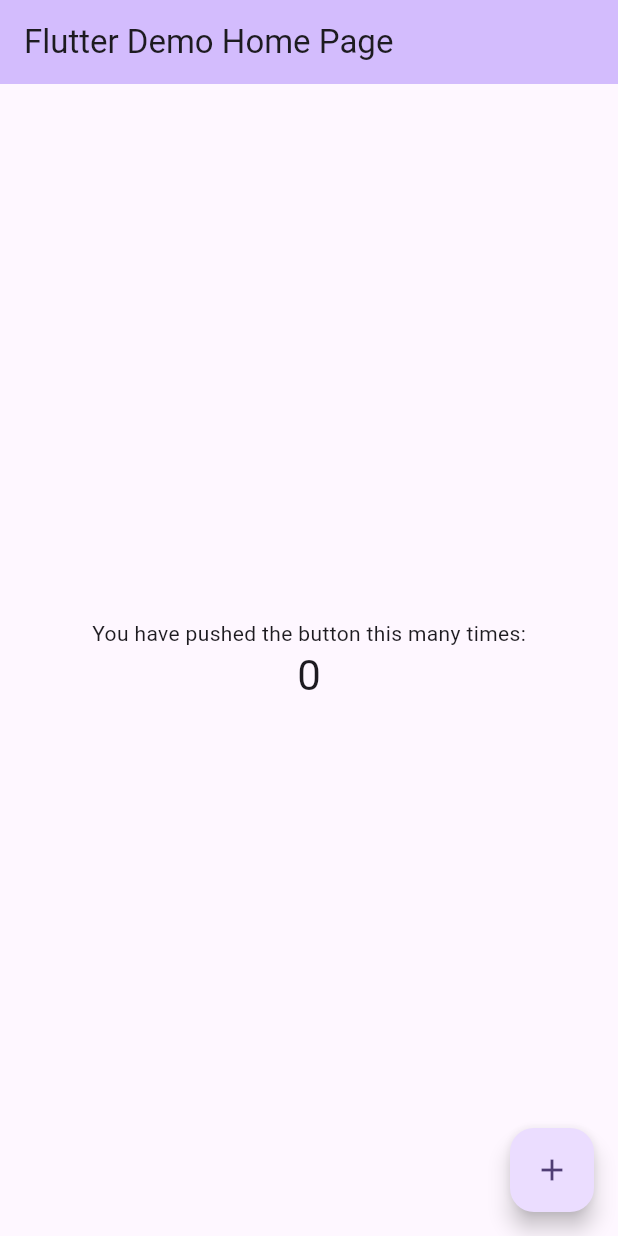
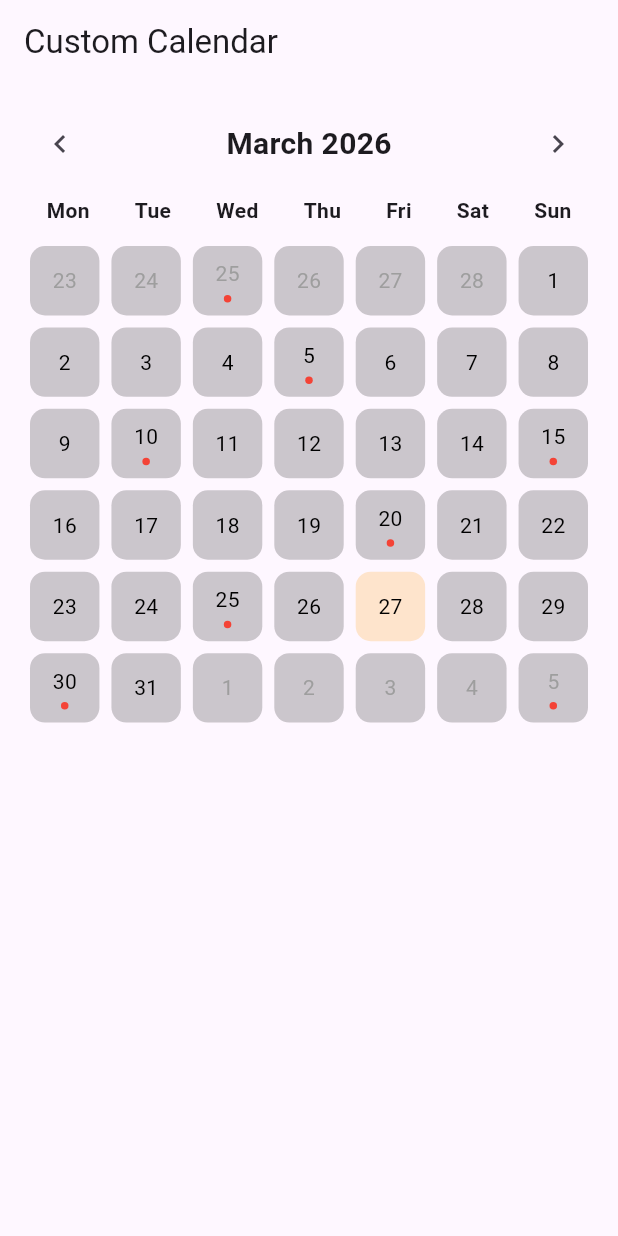
Before and after one commit to Excelsior-Technologies-Community/flutter_custom_calender_with_date_selection, a Flutter app: the screen it shows after launch, on a phone screen of 412 x 824 dp. Run offline on Flutter 3.47's test engine with Material 3 defaults, Android fonts, the phone set to English and light mode, and no system bars.

Commit message:
make a calendar library.

```diff
--- /dev/null
+++ b/flutter_custom_calender_with_date_selection/analysis_options.yaml
@@ -0,0 +1,4 @@
+include: package:flutter_lints/flutter.yaml
+
+# Additional information about this file can be found at
+# https://dart.dev/guides/language/analysis-options
--- /dev/null
+++ b/flutter_custom_calender_with_date_selection/lib/flutter_custom_calender_with_date_selection.dart
@@ -0,0 +1,6 @@
+library flutter_custom_calendar_with_date_selection;
+
+export 'src/calendar_view.dart';
+export 'src/calendar_controller.dart';
+export 'src/calendar_model.dart';
+export 'src/calendar_style.dart';
--- /dev/null
+++ b/flutter_custom_calender_with_date_selection/lib/src/calendar_controller.dart
@@ -0,0 +1,85 @@
+import 'package:flutter/material.dart';
+import 'calendar_model.dart';
+
+class CalendarController extends ChangeNotifier {
+  DateTime _currentMonth = DateTime.now();
+
+  DateTime? _startDate;
+  DateTime? _endDate;
+
+  DateTime get currentMonth => _currentMonth;
+  DateTime? get startDate => _startDate;
+  DateTime? get endDate => _endDate;
+
+  void nextMonth() {
+    _currentMonth = DateTime(_currentMonth.year, _currentMonth.month + 1);
+    notifyListeners();
+  }
+
+  void previousMonth() {
+    _currentMonth = DateTime(_currentMonth.year, _currentMonth.month - 1);
+    notifyListeners();
+  }
+
+  void selectDate(DateTime date) {
+    if (_startDate == null || (_startDate != null && _endDate != null)) {
+      _startDate = date;
+      _endDate = null;
+    } else {
+      if (date.isBefore(_startDate!)) {
+        _endDate = _startDate;
+        _startDate = date;
+      } else {
+        _endDate = date;
+      }
+    }
+    notifyListeners();
+  }
+
+  bool isInRange(DateTime date) {
+    if (_startDate == null || _endDate == null) return false;
+    return date.isAfter(_startDate!) && date.isBefore(_endDate!);
+  }
+
+  List<CalendarDate> getCalendarDates() {
+    final firstDayOfMonth =
+    DateTime(_currentMonth.year, _currentMonth.month, 1);
+
+    final startWeekday = firstDayOfMonth.weekday; // Mon=1
+
+    final daysInMonth =
+        DateTime(_currentMonth.year, _currentMonth.month + 1, 0).day;
+
+    List<CalendarDate> dates = [];
+
+    // Previous month dates
+    for (int i = 0; i < startWeekday - 1; i++) {
+      final date = firstDayOfMonth.subtract(Duration(days: startWeekday - i - 1));
+      dates.add(CalendarDate(date: date));
+    }
+
+    // Current month
+    for (int i = 0; i < daysInMonth; i++) {
+      final date = DateTime(_currentMonth.year, _currentMonth.month, i + 1);
+
+      dates.add(CalendarDate(
+        date: date,
+        isToday: _isSame(date, DateTime.now()),
+        isSelected: _isSame(date, _startDate) || _isSame(date, _endDate),
+      ));
+    }
+
+    // Fill remaining
+    while (dates.length % 7 != 0) {
+      final last = dates.last.date;
+      dates.add(CalendarDate(date: last.add(const Duration(days: 1))));
+    }
+
+    return dates;
+  }
+
+  bool _isSame(DateTime a, DateTime? b) {
+    if (b == null) return false;
+    return a.day == b.day && a.month == b.month && a.year == b.year;
+  }
+}
--- /dev/null
+++ b/flutter_custom_calender_with_date_selection/lib/src/calendar_model.dart
@@ -0,0 +1,22 @@
+class CalendarDate {
+  final DateTime date;
+  final bool isSelected;
+  final bool isToday;
+
+  CalendarDate({
+    required this.date,
+    this.isSelected = false,
+    this.isToday = false,
+  });
+
+  CalendarDate copyWith({
+    bool? isSelected,
+    bool? isToday,
+  }) {
+    return CalendarDate(
+      date: date,
+      isSelected: isSelected ?? this.isSelected,
+      isToday: isToday ?? this.isToday,
+    );
+  }
+}
--- /dev/null
+++ b/flutter_custom_calender_with_date_selection/lib/src/calendar_style.dart
@@ -0,0 +1,15 @@
+import 'package:flutter/material.dart';
+
+class CalendarStyle {
+  final Color selectedColor;
+  final Color todayColor;
+  final Color defaultColor;
+  final TextStyle textStyle;
+
+  const CalendarStyle({
+    this.selectedColor = Colors.teal,
+    this.todayColor = Colors.orange,
+    this.defaultColor = Colors.grey,
+    this.textStyle = const TextStyle(fontSize: 16),
+  });
+}
--- /dev/null
+++ b/flutter_custom_calender_with_date_selection/lib/src/calendar_view.dart
@@ -0,0 +1,153 @@
+import 'package:flutter/material.dart';
+import 'calendar_controller.dart';
+import 'calendar_style.dart';
+
+class CustomCalendar extends StatefulWidget {
+  final CalendarController controller;
+  final CalendarStyle style;
+  final Function(DateTime)? onDateSelected;
+
+  const CustomCalendar({
+    super.key,
+    required this.controller,
+    this.style = const CalendarStyle(),
+    this.onDateSelected,
+  });
+
+  @override
+  State<CustomCalendar> createState() => _CustomCalendarState();
+}
+
+class _CustomCalendarState extends State<CustomCalendar> {
+  final List<String> weekDays = ["Mon", "Tue", "Wed", "Thu", "Fri", "Sat", "Sun"];
+
+  @override
+  void initState() {
+    super.initState();
+    widget.controller.addListener(_refresh);
+  }
+
+  void _refresh() {
+    setState(() {});
+  }
+
+  @override
+  void dispose() {
+    widget.controller.removeListener(_refresh);
+    super.dispose();
+  }
+
+  String getMonthName(int month) {
+    const months = [
+      "January","February","March","April","May","June",
+      "July","August","September","October","November","December"
+    ];
+    return months[month - 1];
+  }
+
+  @override
+  Widget build(BuildContext context) {
+    final dates = widget.controller.getCalendarDates();
+
+    return Column(
+      children: [
+        // Header
+        Row(
+          mainAxisAlignment: MainAxisAlignment.spaceBetween,
+          children: [
+            IconButton(
+              onPressed: widget.controller.previousMonth,
+              icon: const Icon(Icons.chevron_left),
+            ),
+            Text(
+              "${getMonthName(widget.controller.currentMonth.month)} ${widget.controller.currentMonth.year}",
+              style: const TextStyle(fontSize: 20, fontWeight: FontWeight.bold),
+            ),
+            IconButton(
+              onPressed: widget.controller.nextMonth,
+              icon: const Icon(Icons.chevron_right),
+            ),
+          ],
+        ),
+
+        const SizedBox(height: 10),
+
+        // Week Days Row
+        Row(
+          mainAxisAlignment: MainAxisAlignment.spaceAround,
+          children: weekDays
+              .map((e) => Text(e, style: const TextStyle(fontWeight: FontWeight.bold)))
+              .toList(),
+        ),
+
+        const SizedBox(height: 10),
+
+        // Calendar Grid
+        GridView.builder(
+          shrinkWrap: true,
+          physics: const NeverScrollableScrollPhysics(),
+          itemCount: dates.length,
+          gridDelegate: const SliverGridDelegateWithFixedCrossAxisCount(
+            crossAxisCount: 7,
+          ),
+          itemBuilder: (context, index) {
+            final item = dates[index];
+
+            final isCurrentMonth =
+                item.date.month == widget.controller.currentMonth.month;
+
+            Color bgColor = Colors.transparent;
+
+            if (item.isSelected) {
+              bgColor = widget.style.selectedColor;
+            } else if (widget.controller.isInRange(item.date)) {
+              bgColor = widget.style.selectedColor.withOpacity(0.3);
+            } else if (item.isToday) {
+              bgColor = widget.style.todayColor;
+            }
+
+            return GestureDetector(
+              onTap: () {
+                widget.controller.selectDate(item.date);
+                widget.onDateSelected?.call(item.date);
+              },
+              child: Container(
+                margin: const EdgeInsets.all(4),
+                decoration: BoxDecoration(
+                  color: bgColor.withOpacity(0.2),
+                  borderRadius: BorderRadius.circular(10),
+                ),
+                child: Column(
+                  mainAxisAlignment: MainAxisAlignment.center,
+                  children: [
+                    Text(
+                      "${item.date.day}",
+                      style: TextStyle(
+                        color: isCurrentMonth ? Colors.black : Colors.grey,
+                        fontWeight: item.isSelected
+                            ? FontWeight.bold
+                            : FontWeight.normal,
+                      ),
+                    ),
+
+                    // 🔴 Event Dot Example
+                    if (item.date.day % 5 == 0)
+                      Container(
+                        margin: const EdgeInsets.only(top: 4),
+                        width: 5,
+                        height: 5,
+                        decoration: const BoxDecoration(
+                          color: Colors.red,
+                          shape: BoxShape.circle,
+                        ),
+                      ),
+                  ],
+                ),
+              ),
+            );
+          },
+        ),
+      ],
+    );
+  }
+}
--- /dev/null
+++ b/lib/flutter_custom_calendar_with_date_selection.dart
@@ -0,0 +1,6 @@
+library flutter_custom_calendar_with_date_selection;
+
+export 'src/calendar_view.dart';
+export 'src/calendar_controller.dart';
+export 'src/calendar_model.dart';
+export 'src/calendar_style.dart';
--- a/lib/main.dart
+++ b/lib/main.dart
@@ -1,4 +1,5 @@
 import 'package:flutter/material.dart';
+import 'flutter_custom_calendar_with_date_selection.dart';
 
 void main() {
   runApp(const MyApp());
@@ -7,115 +8,37 @@ void main() {
 class MyApp extends StatelessWidget {
   const MyApp({super.key});
 
-  // This widget is the root of your application.
   @override
   Widget build(BuildContext context) {
-    return MaterialApp(
-      title: 'Flutter Demo',
-      theme: ThemeData(
-        // This is the theme of your application.
-        //
-        // TRY THIS: Try running your application with "flutter run". You'll see
-        // the application has a purple toolbar. Then, without quitting the app,
-        // try changing the seedColor in the colorScheme below to Colors.green
-        // and then invoke "hot reload" (save your changes or press the "hot
-        // reload" button in a Flutter-supported IDE, or press "r" if you used
-        // the command line to start the app).
-        //
-        // Notice that the counter didn't reset back to zero; the application
-        // state is not lost during the reload. To reset the state, use hot
-        // restart instead.
-        //
-        // This works for code too, not just values: Most code changes can be
-        // tested with just a hot reload.
-        colorScheme: .fromSeed(seedColor: Colors.deepPurple),
-      ),
-      home: const MyHomePage(title: 'Flutter Demo Home Page'),
+    return const MaterialApp(
+      debugShowCheckedModeBanner: false,
+      home: CalendarScreen(),
     );
   }
 }
 
-class MyHomePage extends StatefulWidget {
-  const MyHomePage({super.key, required this.title});
-
-  // This widget is the home page of your application. It is stateful, meaning
-  // that it has a State object (defined below) that contains fields that affect
-  // how it looks.
-
-  // This class is the configuration for the state. It holds the values (in this
-  // case the title) provided by the parent (in this case the App widget) and
-  // used by the build method of the State. Fields in a Widget subclass are
-  // always marked "final".
-
-  final String title;
+class CalendarScreen extends StatefulWidget {
+  const CalendarScreen({super.key});
 
   @override
-  State<MyHomePage> createState() => _MyHomePageState();
+  State<CalendarScreen> createState() => _CalendarScreenState();
 }
 
-class _MyHomePageState extends State<MyHomePage> {
-  int _counter = 0;
-
-  void _incrementCounter() {
-    setState(() {
-      // This call to setState tells the Flutter framework that something has
-      // changed in this State, which causes it to rerun the build method below
-      // so that the display can reflect the updated values. If we changed
-      // _counter without calling setState(), then the build method would not be
-      // called again, and so nothing would appear to happen.
-      _counter++;
-    });
-  }
+class _CalendarScreenState extends State<CalendarScreen> {
+  final controller = CalendarController();
 
   @override
   Widget build(BuildContext context) {
-    // This method is rerun every time setState is called, for instance as done
-    // by the _incrementCounter method above.
-    //
-    // The Flutter framework has been optimized to make rerunning build methods
-    // fast, so that you can just rebuild anything that needs updating rather
-    // than having to individually change instances of widgets.
     return Scaffold(
-      appBar: AppBar(
-        // TRY THIS: Try changing the color here to a specific color (to
-        // Colors.amber, perhaps?) and trigger a hot reload to see the AppBar
-        // change color while the other colors stay the same.
-        backgroundColor: Theme.of(context).colorScheme.inversePrimary,
-        // Here we take the value from the MyHomePage object that was created by
-        // the App.build method, and use it to set our appbar title.
-        title: Text(widget.title),
-      ),
-      body: Center(
-        // Center is a layout widget. It takes a single child and positions it
-        // in the middle of the parent.
-        child: Column(
-          // Column is also a layout widget. It takes a list of children and
-          // arranges them vertically. By default, it sizes itself to fit its
-          // children horizontally, and tries to be as tall as its parent.
-          //
-          // Column has various properties to control how it sizes itself and
-          // how it positions its children. Here we use mainAxisAlignment to
-          // center the children vertically; the main axis here is the vertical
-          // axis because Columns are vertical (the cross axis would be
-          // horizontal).
-          //
-          // TRY THIS: Invoke "debug painting" (choose the "Toggle Debug Paint"
-          // action in the IDE, or press "p" in the console), to see the
-          // wireframe for each widget.
-          mainAxisAlignment: .center,
-          children: [
-            const Text('You have pushed the button this many times:'),
-            Text(
-              '$_counter',
-              style: Theme.of(context).textTheme.headlineMedium,
-            ),
-          ],
+      appBar: AppBar(title: const Text('Custom Calendar')),
+      body: Padding(
+        padding: const EdgeInsets.all(16),
+        child: CustomCalendar(
+          controller: controller,
+          onDateSelected: (date) {
+            print("Selected Date: $date");
+          },
         ),
-      ),
-      floatingActionButton: FloatingActionButton(
-        onPressed: _incrementCounter,
-        tooltip: 'Increment',
-        child: const Icon(Icons.add),
       ),
     );
   }
--- /dev/null
+++ b/lib/src/calendar_controller.dart
@@ -0,0 +1,85 @@
+import 'package:flutter/material.dart';
+import 'calendar_model.dart';
+
+class CalendarController extends ChangeNotifier {
+  DateTime _currentMonth = DateTime.now();
+
+  DateTime? _startDate;
+  DateTime? _endDate;
+
+  DateTime get currentMonth => _currentMonth;
+  DateTime? get startDate => _startDate;
+  DateTime? get endDate => _endDate;
+
+  void nextMonth() {
+    _currentMonth = DateTime(_currentMonth.year, _currentMonth.month + 1);
+    notifyListeners();
+  }
+
+  void previousMonth() {
+    _currentMonth = DateTime(_currentMonth.year, _currentMonth.month - 1);
+    notifyListeners();
+  }
+
+  void selectDate(DateTime date) {
+    if (_startDate == null || (_startDate != null && _endDate != null)) {
+      _startDate = date;
+      _endDate = null;
+    } else {
+      if (date.isBefore(_startDate!)) {
+        _endDate = _startDate;
+        _startDate = date;
+      } else {
+        _endDate = date;
+      }
+    }
+    notifyListeners();
+  }
+
+  bool isInRange(DateTime date) {
+    if (_startDate == null || _endDate == null) return false;
+    return date.isAfter(_startDate!) && date.isBefore(_endDate!);
+  }
+
+  List<CalendarDate> getCalendarDates() {
+    final firstDayOfMonth =
+    DateTime(_currentMonth.year, _currentMonth.month, 1);
+
+    final startWeekday = firstDayOfMonth.weekday; // Mon=1
+
+    final daysInMonth =
+        DateTime(_currentMonth.year, _currentMonth.month + 1, 0).day;
+
+    List<CalendarDate> dates = [];
+
+    // Previous month dates
+    for (int i = 0; i < startWeekday - 1; i++) {
+      final date = firstDayOfMonth.subtract(Duration(days: startWeekday - i - 1));
+      dates.add(CalendarDate(date: date));
+    }
+
+    // Current month
+    for (int i = 0; i < daysInMonth; i++) {
+      final date = DateTime(_currentMonth.year, _currentMonth.month, i + 1);
+
+      dates.add(CalendarDate(
+        date: date,
+        isToday: _isSame(date, DateTime.now()),
+        isSelected: _isSame(date, _startDate) || _isSame(date, _endDate),
+      ));
+    }
+
+    // Fill remaining
+    while (dates.length % 7 != 0) {
+      final last = dates.last.date;
+      dates.add(CalendarDate(date: last.add(const Duration(days: 1))));
+    }
+
+    return dates;
+  }
+
+  bool _isSame(DateTime a, DateTime? b) {
+    if (b == null) return false;
+    return a.day == b.day && a.month == b.month && a.year == b.year;
+  }
+}
--- /dev/null
+++ b/lib/src/calendar_model.dart
@@ -0,0 +1,22 @@
+class CalendarDate {
+  final DateTime date;
+  final bool isSelected;
+  final bool isToday;
+
+  CalendarDate({
+    required this.date,
+    this.isSelected = false,
+    this.isToday = false,
+  });
+
+  CalendarDate copyWith({
+    bool? isSelected,
+    bool? isToday,
+  }) {
+    return CalendarDate(
+      date: date,
+      isSelected: isSelected ?? this.isSelected,
+      isToday: isToday ?? this.isToday,
+    );
+  }
+}
--- /dev/null
+++ b/lib/src/calendar_style.dart
@@ -0,0 +1,15 @@
+import 'package:flutter/material.dart';
+
+class CalendarStyle {
+  final Color selectedColor;
+  final Color todayColor;
+  final Color defaultColor;
+  final TextStyle textStyle;
+
+  const CalendarStyle({
+    this.selectedColor = Colors.teal,
+    this.todayColor = Colors.orange,
+    this.defaultColor = Colors.grey,
+    this.textStyle = const TextStyle(fontSize: 16),
+  });
+}
--- /dev/null
+++ b/lib/src/calendar_view.dart
@@ -0,0 +1,153 @@
+import 'package:flutter/material.dart';
+import 'calendar_controller.dart';
+import 'calendar_style.dart';
+
+class CustomCalendar extends StatefulWidget {
+  final CalendarController controller;
+  final CalendarStyle style;
+  final Function(DateTime)? onDateSelected;
+
+  const CustomCalendar({
+    super.key,
+    required this.controller,
+    this.style = const CalendarStyle(),
+    this.onDateSelected,
+  });
+
+  @override
+  State<CustomCalendar> createState() => _CustomCalendarState();
+}
+
+class _CustomCalendarState extends State<CustomCalendar> {
+  final List<String> weekDays = ["Mon", "Tue", "Wed", "Thu", "Fri", "Sat", "Sun"];
+
+  @override
+  void initState() {
+    super.initState();
+    widget.controller.addListener(_refresh);
+  }
+
+  void _refresh() {
+    setState(() {});
+  }
+
+  @override
+  void dispose() {
+    widget.controller.removeListener(_refresh);
+    super.dispose();
+  }
+
+  String getMonthName(int month) {
+    const months = [
+      "January","February","March","April","May","June",
+      "July","August","September","October","November","December"
+    ];
+    return months[month - 1];
+  }
+
+  @override
+  Widget build(BuildContext context) {
+    final dates = widget.controller.getCalendarDates();
+
+    return Column(
+      children: [
+        // Header
+        Row(
+          mainAxisAlignment: MainAxisAlignment.spaceBetween,
+          children: [
+            IconButton(
+              onPressed: widget.controller.previousMonth,
+              icon: const Icon(Icons.chevron_left),
+            ),
+            Text(
+              "${getMonthName(widget.controller.currentMonth.month)} ${widget.controller.currentMonth.year}",
+              style: const TextStyle(fontSize: 20, fontWeight: FontWeight.bold),
+            ),
+            IconButton(
+              onPressed: widget.controller.nextMonth,
+              icon: const Icon(Icons.chevron_right),
+            ),
+          ],
+        ),
+
+        const SizedBox(height: 10),
+
+        // Week Days Row
+        Row(
+          mainAxisAlignment: MainAxisAlignment.spaceAround,
+          children: weekDays
+              .map((e) => Text(e, style: const TextStyle(fontWeight: FontWeight.bold)))
+              .toList(),
+        ),
+
+        const SizedBox(height: 10),
+
+        // Calendar Grid
+        GridView.builder(
+          shrinkWrap: true,
+          physics: const NeverScrollableScrollPhysics(),
+          itemCount: dates.length,
+          gridDelegate: const SliverGridDelegateWithFixedCrossAxisCount(
+            crossAxisCount: 7,
+          ),
+          itemBuilder: (context, index) {
+            final item = dates[index];
+
+            final isCurrentMonth =
+                item.date.month == widget.controller.currentMonth.month;
+
+            Color bgColor = Colors.transparent;
+
+            if (item.isSelected) {
+              bgColor = widget.style.selectedColor;
+            } else if (widget.controller.isInRange(item.date)) {
+              bgColor = widget.style.selectedColor.withOpacity(0.3);
+            } else if (item.isToday) {
+              bgColor = widget.style.todayColor;
+            }
+
+            return GestureDetector(
+              onTap: () {
+                widget.controller.selectDate(item.date);
+                widget.onDateSelected?.call(item.date);
+              },
+              child: Container(
+                margin: const EdgeInsets.all(4),
+                decoration: BoxDecoration(
+                  color: bgColor.withOpacity(0.2),
+                  borderRadius: BorderRadius.circular(10),
+                ),
+                child: Column(
+                  mainAxisAlignment: MainAxisAlignment.center,
+                  children: [
+                    Text(
+                      "${item.date.day}",
+                      style: TextStyle(
+                        color: isCurrentMonth ? Colors.black : Colors.grey,
+                        fontWeight: item.isSelected
+                            ? FontWeight.bold
+                            : FontWeight.normal,
+                      ),
+                    ),
+
+                    // 🔴 Event Dot Example
+                    if (item.date.day % 5 == 0)
+                      Container(
+                        margin: const EdgeInsets.only(top: 4),
+                        width: 5,
+                        height: 5,
+                        decoration: const BoxDecoration(
+                          color: Colors.red,
+                          shape: BoxShape.circle,
+                        ),
+                      ),
+                  ],
+                ),
+              ),
+            );
+          },
+        ),
+      ],
+    );
+  }
+}
```
Also changed, not shown: flutter_custom_calender_with_date_selection/pubspec.yaml (added, +54 -0 lines), 6 other files.
